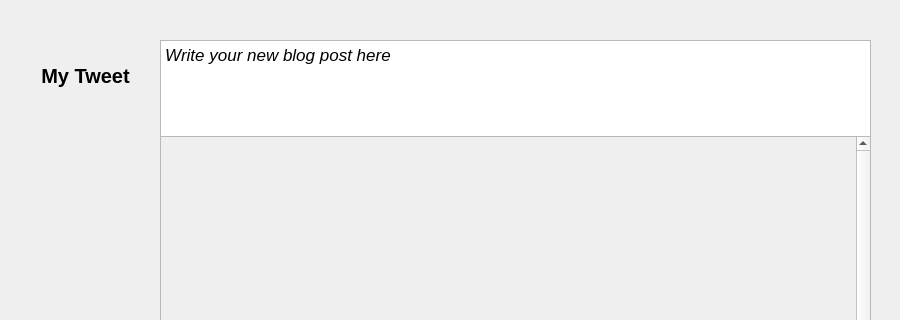
Qt form GUI/tweetgui.ui (thanhmvu/RocketRapport) before a commit; both pictures show x 0 to 900 and y 0 to 320 of the 900 by 600 pixel window.
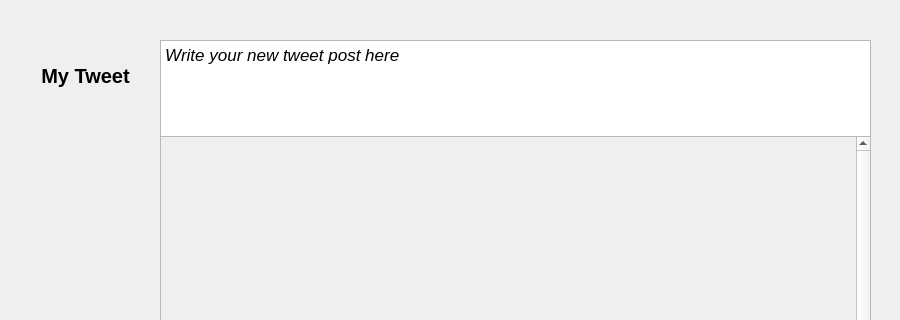
The same form after that commit.

Commit message: Add return button to GUI Group screen

What changed in the file:
```diff
--- a/GUI/tweetgui.ui
+++ b/GUI/tweetgui.ui
@@ -176,8 +176,8 @@
        <string>&lt;!DOCTYPE HTML PUBLIC &quot;-//W3C//DTD HTML 4.0//EN&quot; &quot;http://www.w3.org/TR/REC-html40/strict.dtd&quot;&gt;
 &lt;html&gt;&lt;head&gt;&lt;meta name=&quot;qrichtext&quot; content=&quot;1&quot; /&gt;&lt;style type=&quot;text/css&quot;&gt;
 p, li { white-space: pre-wrap; }
-&lt;/style&gt;&lt;/head&gt;&lt;body style=&quot; font-family:'Sans'; font-size:10pt; font-weight:400; font-style:normal;&quot;&gt;
-&lt;p style=&quot; margin-top:0px; margin-bottom:0px; margin-left:0px; margin-right:0px; -qt-block-indent:0; text-indent:0px;&quot;&gt;&lt;span style=&quot; font-family:'.SF NS Text'; font-size:13pt; font-style:italic;&quot;&gt;Write your new blog post here&lt;/span&gt;&lt;/p&gt;&lt;/body&gt;&lt;/html&gt;</string>
+&lt;/style&gt;&lt;/head&gt;&lt;body style=&quot; font-family:'.SF NS Text'; font-size:13pt; font-weight:400; font-style:normal;&quot;&gt;
+&lt;p style=&quot; margin-top:0px; margin-bottom:0px; margin-left:0px; margin-right:0px; -qt-block-indent:0; text-indent:0px;&quot;&gt;&lt;span style=&quot; font-style:italic;&quot;&gt;Write your new tweet post here&lt;/span&gt;&lt;/p&gt;&lt;/body&gt;&lt;/html&gt;</string>
       </property>
      </widget>
     </item>
```
Left out of the diff: 4 changed lines with no effect on the pictures. The commit also changes 4 other files.
